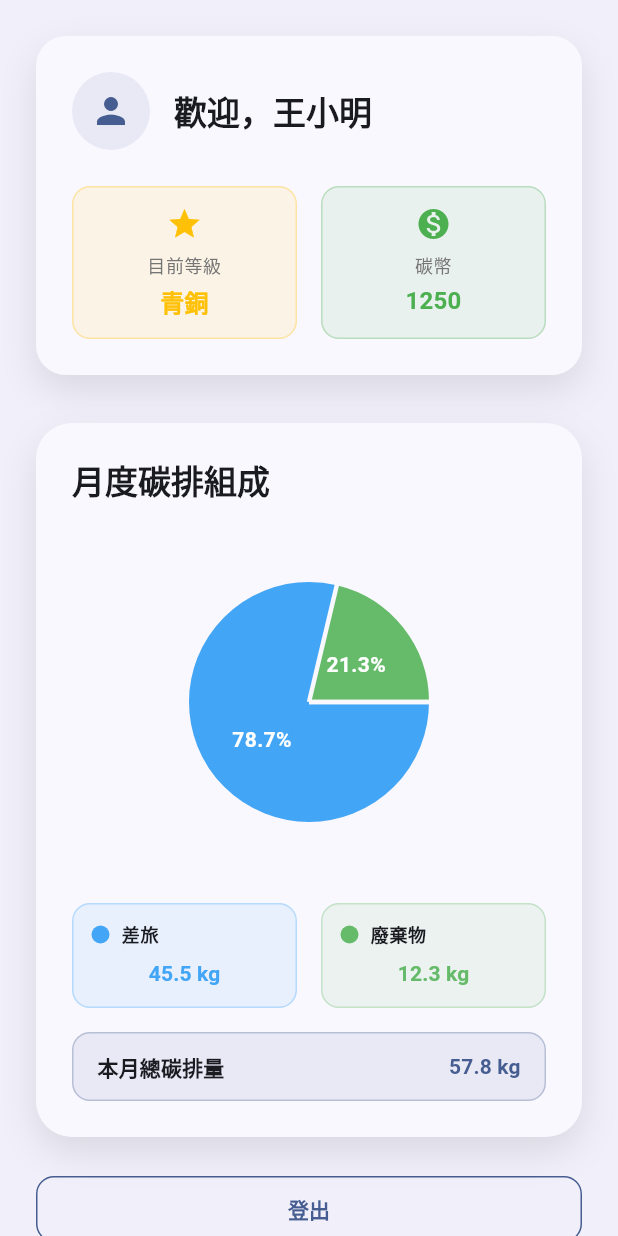
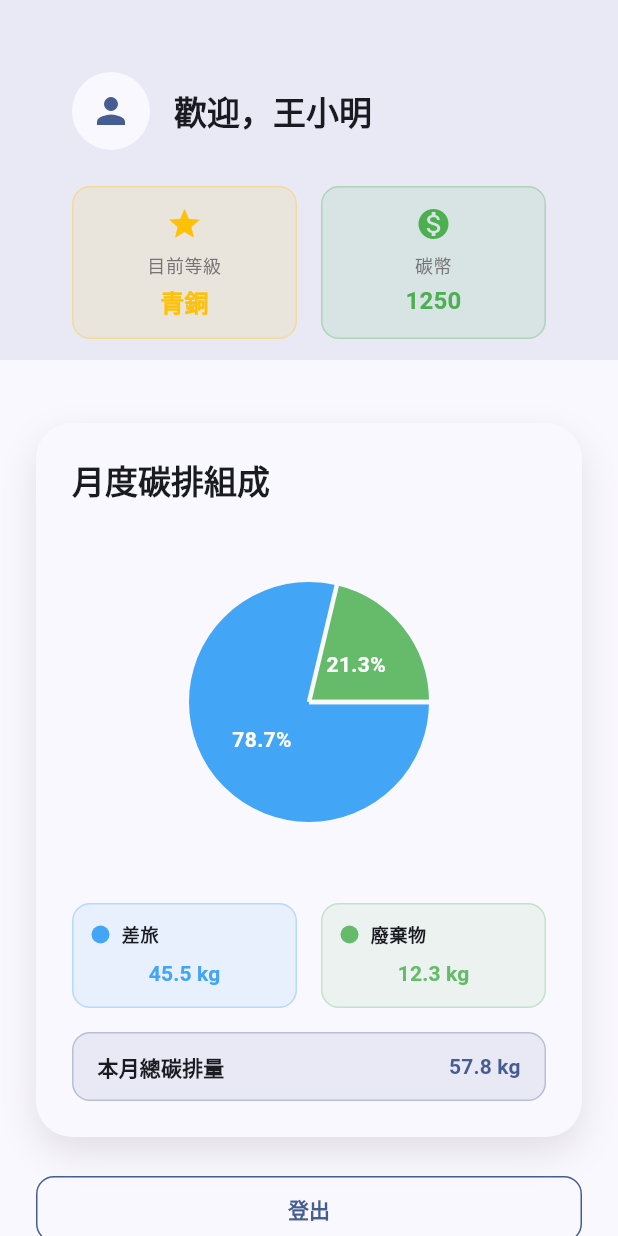
Before and after one commit to GuavaCode233/eco_sensing_app, a Flutter app: the DashboardPage screen opened directly, on a phone screen of 412 x 824 dp. Run offline on Flutter 3.47's test engine with Material 3 defaults, Android fonts, the phone set to English and light mode, and no system bars; drawn by our look-alikes of fl_chart; our stand-ins replace image_picker, qr_flutter.

Commit message:
feat: add a seperate background to the employee dashboard page

```diff
--- a/lib/screens/employee/dashboard_page.dart
+++ b/lib/screens/employee/dashboard_page.dart
@@ -12,7 +12,6 @@ class DashboardPage extends StatefulWidget {
 }
 
 class _DashboardPageState extends State<DashboardPage> {
-
   // 模擬用戶數據
   late String userName;
   late String level;
@@ -30,12 +29,20 @@ class _DashboardPageState extends State<DashboardPage> {
   @override
   Widget build(BuildContext context) {
     return Scaffold(
-      body: Container(
+      body: SingleChildScrollView(
+        child: Stack(
+          children: [
+            // 頁面頂部的背景色塊
+            Container(
+              height: 240 + MediaQuery.of(context).padding.top,
               decoration: BoxDecoration(
-          color: Theme.of(context).colorScheme.primary.withValues(alpha: 0.05),
+                color: Theme.of(
+                  context,
+                ).colorScheme.primary.withValues(alpha: 0.1),
               ),
-        child: SafeArea(
-          child: SingleChildScrollView(
+            ),
+            // 頁面內容
+            SafeArea(
               child: Padding(
                 padding: const EdgeInsets.all(24.0),
                 child: Column(
@@ -54,14 +61,11 @@ class _DashboardPageState extends State<DashboardPage> {
                       width: double.infinity,
                       child: OutlinedButton(
                         onPressed: () {
-                        // 這裡可以加入登出邏輯，例如清除用戶資料、Token 等
-
-                        // 登出後導航回登入頁面
                           Navigator.of(context).pushAndRemoveUntil(
                             MaterialPageRoute(
                               builder: (context) => const LoginPage(),
                             ),
-                          (Route<dynamic> route) => false, // 清除所有先前的路由，防止用戶按返回鍵回到主頁
+                            (Route<dynamic> route) => false,
                           );
                         },
                         style: OutlinedButton.styleFrom(
@@ -86,6 +90,7 @@ class _DashboardPageState extends State<DashboardPage> {
                 ),
               ),
             ),
+          ],
         ),
       ),
     );
@@ -94,29 +99,31 @@ class _DashboardPageState extends State<DashboardPage> {
   // 用戶信息卡片
   Widget _buildUserInfoCard() {
     return Container(
-      decoration: BoxDecoration(
-        color: Theme.of(context).colorScheme.surface,
-        borderRadius: BorderRadius.circular(20),
-        boxShadow: [
-          BoxShadow(
-            color: Colors.black.withValues(alpha: 0.1),
-            blurRadius: 20,
-            offset: const Offset(0, 10),
-          ),
-        ],
-      ),
+      // decoration: BoxDecoration(
+      //   color: Theme.of(context).colorScheme.surface,
+      //   borderRadius: BorderRadius.circular(20),
+      //   boxShadow: [
+      //     BoxShadow(
+      //       color: Colors.black.withValues(alpha: 0.1),
+      //       blurRadius: 20,
+      //       offset: const Offset(0, 10),
+      //     ),
+      //   ],
+      // ),
       padding: const EdgeInsets.all(24),
       child: Column(
-        crossAxisAlignment: CrossAxisAlignment.start,
+        crossAxisAlignment: CrossAxisAlignment.stretch,
         children: [
-          // 用戶名
+          // 用戶名、等級和碳幣信息
           Row(
             children: [
               Container(
                 padding: const EdgeInsets.all(12),
                 decoration: BoxDecoration(
                   shape: BoxShape.circle,
-                  color: Theme.of(context).colorScheme.primary.withValues(alpha: 0.1),
+                  color: Theme.of(
+                    context,
+                  ).colorScheme.surface,
                 ),
                 child: Icon(
                   Icons.person,
@@ -194,9 +201,9 @@ class _DashboardPageState extends State<DashboardPage> {
           const SizedBox(height: 8),
           Text(
             label,
-            style: Theme.of(context).textTheme.bodySmall?.copyWith(
-              color: Colors.grey.shade600,
-            ),
+            style: Theme.of(
+              context,
+            ).textTheme.bodySmall?.copyWith(color: Colors.grey.shade600),
             textAlign: TextAlign.center,
           ),
           const SizedBox(height: 4),
@@ -238,9 +245,9 @@ class _DashboardPageState extends State<DashboardPage> {
         children: [
           Text(
             '月度碳排組成',
-            style: Theme.of(context).textTheme.titleLarge?.copyWith(
-              fontWeight: FontWeight.bold,
-            ),
+            style: Theme.of(
+              context,
+            ).textTheme.titleLarge?.copyWith(fontWeight: FontWeight.bold),
           ),
           const SizedBox(height: 24),
 
@@ -254,7 +261,8 @@ class _DashboardPageState extends State<DashboardPage> {
                     PieChartSectionData(
                       color: Colors.blue.shade400,
                       value: travelEmission,
-                      title: '${(travelEmission / totalEmission * 100).toStringAsFixed(1)}%',
+                      title:
+                          '${(travelEmission / totalEmission * 100).toStringAsFixed(1)}%',
                       radius: 80,
                       titleStyle: const TextStyle(
                         fontSize: 14,
@@ -265,7 +273,8 @@ class _DashboardPageState extends State<DashboardPage> {
                     PieChartSectionData(
                       color: Colors.green.shade400,
                       value: wasteEmission,
-                      title: '${(wasteEmission / totalEmission * 100).toStringAsFixed(1)}%',
+                      title:
+                          '${(wasteEmission / totalEmission * 100).toStringAsFixed(1)}%',
                       radius: 80,
                       titleStyle: const TextStyle(
                         fontSize: 14,
@@ -307,10 +316,14 @@ class _DashboardPageState extends State<DashboardPage> {
           // 總計
           Container(
             decoration: BoxDecoration(
-              color: Theme.of(context).colorScheme.primary.withValues(alpha: 0.1),
+              color: Theme.of(
+                context,
+              ).colorScheme.primary.withValues(alpha: 0.1),
               borderRadius: BorderRadius.circular(12),
               border: Border.all(
-                color: Theme.of(context).colorScheme.primary.withValues(alpha: 0.3),
+                color: Theme.of(
+                  context,
+                ).colorScheme.primary.withValues(alpha: 0.3),
               ),
             ),
             padding: const EdgeInsets.symmetric(vertical: 12, horizontal: 16),
@@ -319,9 +332,9 @@ class _DashboardPageState extends State<DashboardPage> {
               children: [
                 Text(
                   '本月總碳排量',
-                  style: Theme.of(context).textTheme.titleSmall?.copyWith(
-                    fontWeight: FontWeight.bold,
-                  ),
+                  style: Theme.of(
+                    context,
+                  ).textTheme.titleSmall?.copyWith(fontWeight: FontWeight.bold),
                 ),
                 Text(
                   '${totalEmission.toStringAsFixed(1)} kg',
@@ -358,18 +371,15 @@ class _DashboardPageState extends State<DashboardPage> {
               Container(
                 width: 12,
                 height: 12,
-                decoration: BoxDecoration(
-                  shape: BoxShape.circle,
-                  color: color,
-                ),
+                decoration: BoxDecoration(shape: BoxShape.circle, color: color),
               ),
               const SizedBox(width: 8),
               Expanded(
                 child: Text(
                   label,
-                  style: Theme.of(context).textTheme.bodySmall?.copyWith(
-                    fontWeight: FontWeight.bold,
-                  ),
+                  style: Theme.of(
+                    context,
+                  ).textTheme.bodySmall?.copyWith(fontWeight: FontWeight.bold),
                 ),
               ),
             ],
```
Lines whose indentation alone changed are shown as unchanged.
